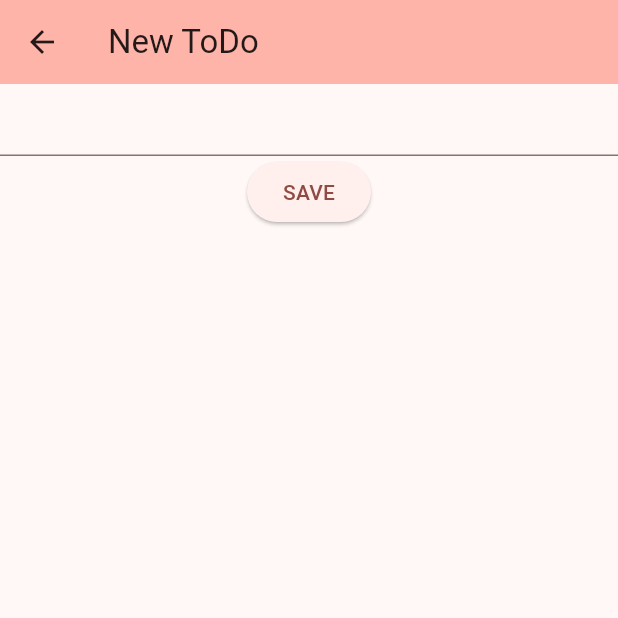
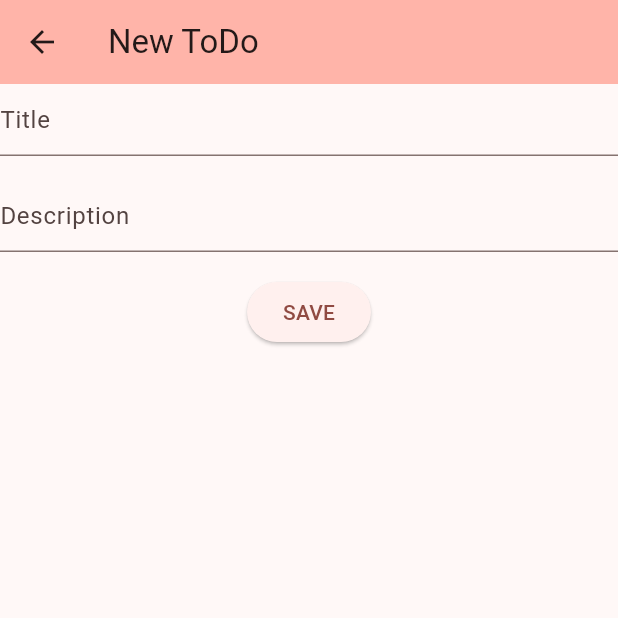
Before and after one commit to deeeznuds/carlist, a Flutter app: the ToDoItemCreateScreen screen opened directly, on a phone screen of 412 x 824 dp, the top half of it. Run offline on Flutter 3.47's test engine with Material 2 defaults, Android fonts, the phone set to English and light mode, and no system bars; our stand-ins replace flutter_bloc, hydrated_bloc.

Commit message:
feat: save multiple todos

```diff
--- /dev/null
+++ b/lib/data/models/todo_item_model.dart
@@ -0,0 +1,35 @@
+// ignore_for_file: public_member_api_docs, sort_constructors_first
+import 'dart:convert';
+
+class TodoItemDto {
+  final int id;
+  String title;
+  String text;
+
+  TodoItemDto({
+    required this.id,
+    this.title = '',
+    this.text = '',
+  });
+
+  Map<String, dynamic> toMap() {
+    return <String, dynamic>{
+      'id': id,
+      'title': title,
+      'text': text,
+    };
+  }
+
+  factory TodoItemDto.fromMap(Map<String, dynamic> map) {
+    return TodoItemDto(
+      id: map['id'] as int,
+      title: map['title'] as String,
+      text: map['text'] as String,
+    );
+  }
+
+  String toJson() => json.encode(toMap());
+
+  factory TodoItemDto.fromJson(String source) =>
+      TodoItemDto.fromMap(json.decode(source) as Map<String, dynamic>);
+}
--- a/lib/logic/cubit/todo_cubit.dart
+++ b/lib/logic/cubit/todo_cubit.dart
@@ -1,18 +1,29 @@
 import 'dart:convert';
 
+import 'package:carlist/data/models/todo_item_model.dart';
 import 'package:hydrated_bloc/hydrated_bloc.dart';
 
 part 'todo_state.dart';
 
 class TodoCubit extends Cubit<TodoState> with HydratedMixin {
-  TodoCubit() : super(const TodoState());
+  TodoCubit() : super(const TodoState(items: []));
 
-  void saveToDo(String title, String text) =>
-      emit(TodoState(title: title, text: text));
+  void saveToDo(int id, String title, String text) {
+    final item = TodoItemDto(id: id, title: title, text: text);
+    emit(TodoState(items: [...state.items, item]));
+  }
 
-  void editToDo() => emit(TodoState(title: state.title, text: state.text));
+  void editToDo(int id, String title, String text) {
+    var itemIndex = state.items.indexWhere((element) => element.id == id);
+    state.items[itemIndex].title = title;
+    state.items[itemIndex].text = text;
+    emit(TodoState(items: state.items));
+  }
 
-  void clearToDo() => emit(const TodoState(title: '', text: ''));
+  void clearToDo(int id) {
+    state.items.removeWhere((element) => element.id == id);
+    emit(TodoState(items: state.items));
+  }
 
   @override
   TodoState? fromJson(Map<String, dynamic> json) {
--- a/lib/logic/cubit/todo_state.dart
+++ b/lib/logic/cubit/todo_state.dart
@@ -1,25 +1,25 @@
 part of 'todo_cubit.dart';
 
 class TodoState {
-  final String title;
-  final String text;
+  final List<TodoItemDto> items;
 
   const TodoState({
-    this.title = '',
-    this.text = '',
+    required this.items,
   });
 
   Map<String, dynamic> toMap() {
     return <String, dynamic>{
-      'title': title,
-      'text': text,
+      'items': items.map((x) => x.toMap()).toList(),
     };
   }
 
   factory TodoState.fromMap(Map<String, dynamic> map) {
     return TodoState(
-      title: map['title'] as String,
-      text: map['text'] as String,
+      items: List<TodoItemDto>.from(
+        (map['items'] as List<int>).map<TodoItemDto>(
+          (x) => TodoItemDto.fromMap(x as Map<String, dynamic>),
+        ),
+      ),
     );
   }
 
--- a/lib/presentation/router/app_router.dart
+++ b/lib/presentation/router/app_router.dart
@@ -1,3 +1,4 @@
+import 'package:carlist/data/models/todo_item_model.dart';
 import 'package:flutter/material.dart';
 
 import '../screens/todo_item_create_screen.dart';
@@ -13,6 +14,7 @@ class AppRouter {
       case '/create':
         return MaterialPageRoute(
           builder: (context) => const ToDoItemCreateScreen(),
+          settings: const RouteSettings(arguments: TodoItemDto),
         );
       default:
         return null;
--- a/lib/presentation/screens/todo_item_create_screen.dart
+++ b/lib/presentation/screens/todo_item_create_screen.dart
@@ -1,15 +1,22 @@
+import 'package:carlist/data/models/todo_item_model.dart';
 import 'package:flutter/material.dart';
 import 'package:flutter_bloc/flutter_bloc.dart';
 
 import '../../logic/cubit/todo_cubit.dart';
 
 class ToDoItemCreateScreen extends StatelessWidget {
+  static String title = '';
+  static String description = '';
+
   const ToDoItemCreateScreen({super.key});
-
-  static String title = '';
 
   @override
   Widget build(BuildContext context) {
+    var todoItemDto =
+        ModalRoute.of(context)?.settings.arguments as TodoItemDto?;
+    title = todoItemDto?.title ?? '';
+    description = todoItemDto?.text ?? '';
+
     return Scaffold(
       appBar: AppBar(
         backgroundColor: Theme.of(context).colorScheme.inversePrimary,
@@ -17,10 +24,25 @@ class ToDoItemCreateScreen extends StatelessWidget {
       ),
       body: Column(
         children: [
-          TextField(onChanged: (value) => title = value),
+          TextField(
+            onChanged: (value) => title = value,
+            decoration: const InputDecoration(hintText: 'Title'),
+          ),
+          Padding(
+            padding: const EdgeInsets.symmetric(vertical: 16),
+            child: TextField(
+              onChanged: (value) => description = value,
+              decoration: const InputDecoration(hintText: 'Description'),
+            ),
+          ),
           ElevatedButton(
-            onPressed: () =>
-                BlocProvider.of<TodoCubit>(context).saveToDo(title, ''),
+            onPressed: () {
+              if (todoItemDto?.id != null) {
+                BlocProvider.of<TodoCubit>(context)
+                    .saveToDo(todoItemDto!.id, title, description);
+                Navigator.of(context).pop();
+              }
+            },
             child: const Text('SAVE'),
           ),
         ],
```
Also changed, not shown: lib/presentation/screens/todo_items_list_screen.dart (+26 -7 lines).
